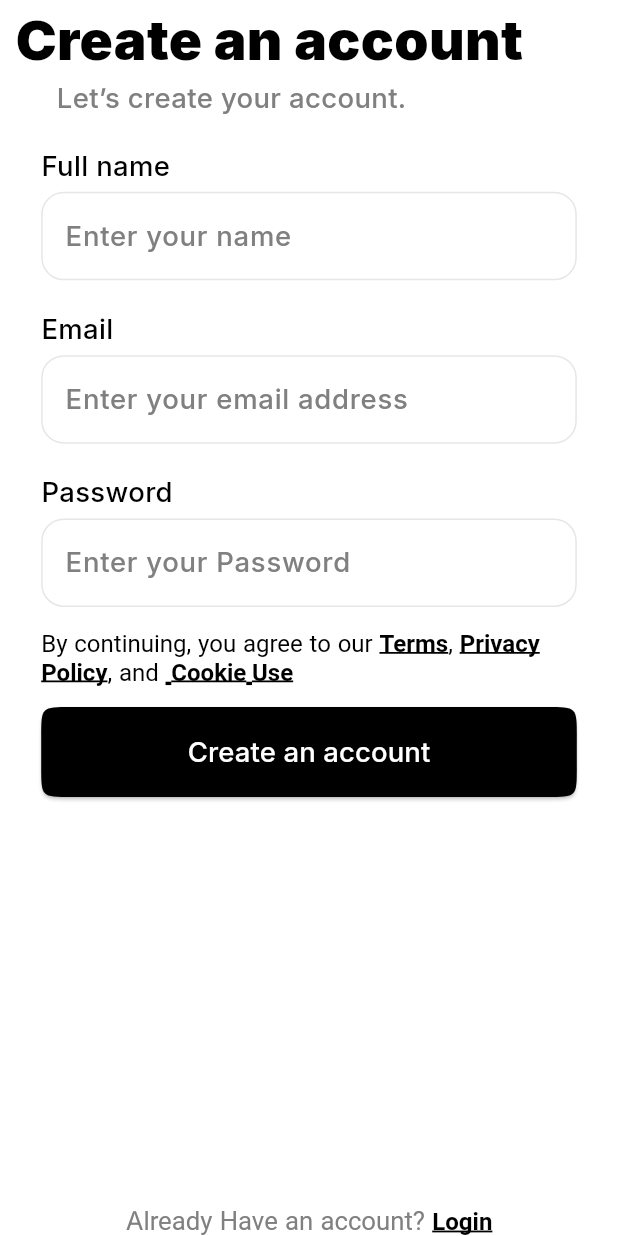
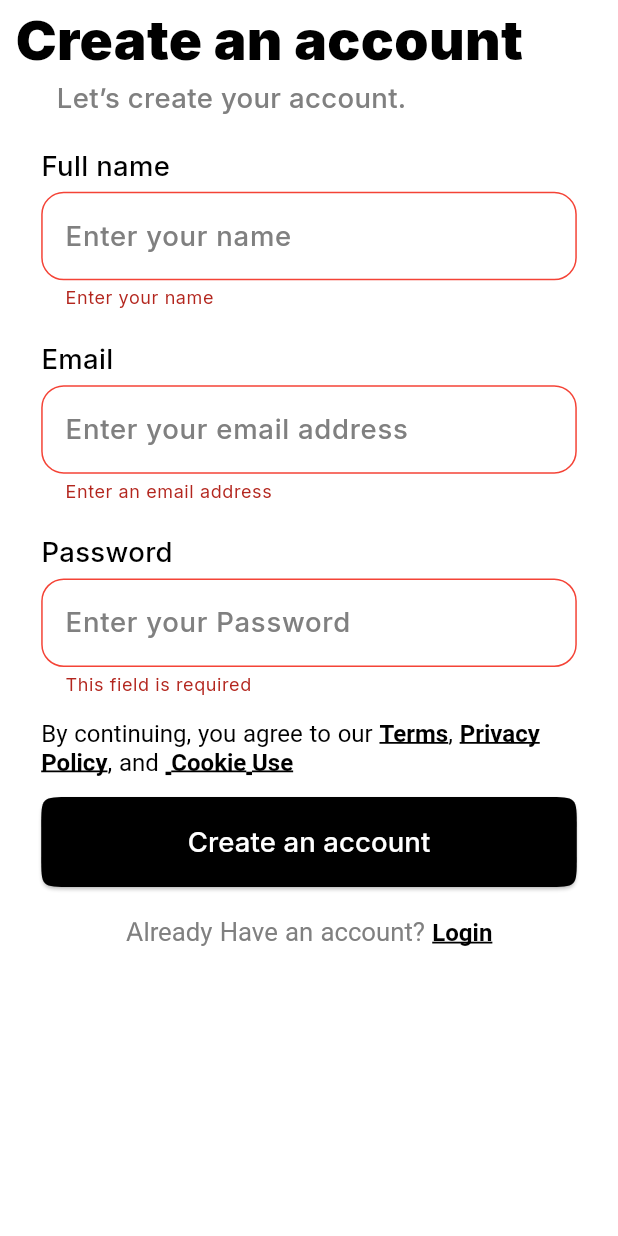
Before and after one commit to Selim513/reco_genie_internship_, a Flutter app: the screen it shows after launch, after a tap on "Create an account", on a phone screen of 412 x 824 dp. Run offline on Flutter 3.47's test engine with Material 3 defaults, Android fonts, the phone set to English and light mode, and no system bars; our stand-ins replace equatable, firebase_auth, firebase_core, flutter_bloc, flutter_screenutil, gap and 3 more; accounts and stored records are empty.

Commit message:
Add splash screen and implement registration form with validation

```diff
--- a/lib/core/utils/app_route.dart
+++ b/lib/core/utils/app_route.dart
@@ -6,6 +6,7 @@ import 'package:reco_genie_internship/features/auth/domain/use_case/register_use
 import 'package:reco_genie_internship/features/auth/presentation/manger/auth_bloc.dart';
 import 'package:reco_genie_internship/features/auth/presentation/views/login_view.dart';
 import 'package:reco_genie_internship/features/auth/presentation/views/register_view.dart';
+import 'package:reco_genie_internship/features/splash/presentation/splash_view.dart';
 
 abstract class AppRouter {
   static String splashView = '/';
@@ -14,11 +15,11 @@ abstract class AppRouter {
   static String loginView = '/login';
   static final router = GoRouter(
     routes: [
-      // GoRoute(
-      //   name: splashView,
-      //   path: splashView,
-      //   builder: (context, state) => const SplashView(),
-      // ),
+      GoRoute(
+        name: splashView,
+        path: splashView,
+        builder: (context, state) => const SplashView(),
+      ),
       GoRoute(
         name: registerView,
         path: registerView,
--- /dev/null
+++ b/lib/core/utils/validator.dart
@@ -0,0 +1,46 @@
+abstract class Validate {
+  static bool emailValidate(String email) {
+    if (RegExp(
+      r"^[a-zA-Z0-9.a-zA-Z0-9.!#$%&'*+-/=?^_`{|}~]+@[a-zA-Z0-9]+\.[a-zA-Z]+",
+    ).hasMatch(email)) {
+      return true;
+    } else {
+      return false;
+    }
+  }
+
+  static bool nameValidate(String name) {
+    final nameRegex = RegExp(r"^[a-zA-Z\s]{2,50}$");
+    return nameRegex.hasMatch(name.trim());
+  }
+}
+
+String? checkEmailValidator(String? value) {
+  if (value == null || value.isEmpty) {
+    return 'Enter an email address';
+  } else if (!Validate.emailValidate(value)) {
+    return 'Enter a valid email address';
+  }
+  return null;
+}
+
+String? checkNameValidator(String? value) {
+  if (value == null || value.isEmpty) {
+    return 'Enter your name';
+  } else if (!Validate.nameValidate(value)) {
+    return 'Enter a valid name';
+  }
+  return null;
+}
+
+String? checkPasswordValidator(String? value, {bool isLogin = true}) {
+  if (value == null || value.isEmpty) {
+    return 'This field is required';
+  } else if (value.length <= 7) {
+    if (isLogin) {
+      return 'Enter a valid Password';
+    }
+    return 'Password must be bigger than 7 letters and numbers';
+  }
+  return null;
+}
--- a/lib/features/auth/presentation/views/widget/widgets/custom_auth_text_form.dart
+++ b/lib/features/auth/presentation/views/widget/widgets/custom_auth_text_form.dart
@@ -54,7 +54,7 @@ class _CustomAuthTextFormFieldState extends State<CustomAuthTextFormField> {
         TextFormField(
           obscureText: widget.obsecure ?? false,
           controller: widget.controller,
-          validator: widget.validator,
+          validator:    widget.validator,
           autovalidateMode: AutovalidateMode.onUserInteraction,
 
           decoration: InputDecoration(
--- a/lib/features/auth/presentation/views/widget/widgets/register_form_labels.dart
+++ b/lib/features/auth/presentation/views/widget/widgets/register_form_labels.dart
@@ -1,9 +1,18 @@
 import 'package:flutter/material.dart';
 import 'package:flutter_screenutil/flutter_screenutil.dart';
+import 'package:reco_genie_internship/core/utils/validator.dart';
 import 'package:reco_genie_internship/features/auth/presentation/views/widget/widgets/custom_auth_text_form.dart';
 
 class RegistrationFormLabels extends StatelessWidget {
-  const RegistrationFormLabels({super.key});
+  const RegistrationFormLabels({
+    super.key,
+    required this.nameController,
+    required this.emailController,
+    required this.passwordController,
+  });
+  final TextEditingController nameController;
+  final TextEditingController emailController;
+  final TextEditingController passwordController;
 
   @override
   Widget build(BuildContext context) {
@@ -12,20 +21,23 @@ class RegistrationFormLabels extends StatelessWidget {
       crossAxisAlignment: CrossAxisAlignment.start,
       children: [
         CustomAuthTextFormField(
+          validator: (value) => checkNameValidator(value),
           title: 'Full name',
-          controller: TextEditingController(),
+          controller: nameController,
           hinttText: 'Enter your name',
           dynamicSuffixIcon: true,
         ),
         CustomAuthTextFormField(
+          validator: (value) => checkEmailValidator(value),
           title: 'Email',
-          controller: TextEditingController(),
+          controller: emailController,
           hinttText: 'Enter your email address',
           dynamicSuffixIcon: true,
         ),
         CustomAuthTextFormField(
+          validator: (value) => checkPasswordValidator(value),
           title: 'Password',
-          controller: TextEditingController(),
+          controller: passwordController,
           hinttText: 'Enter your Password',
           dynamicSuffixIcon: true,
         ),
--- a/lib/features/auth/presentation/views/widget/widgets/register_view_body.dart
+++ b/lib/features/auth/presentation/views/widget/widgets/register_view_body.dart
@@ -1,19 +1,37 @@
 import 'package:flutter/material.dart';
+import 'package:flutter_bloc/flutter_bloc.dart';
 import 'package:flutter_screenutil/flutter_screenutil.dart';
+import 'package:go_router/go_router.dart';
+import 'package:reco_genie_internship/core/enums/general_bloc_enum.dart';
 import 'package:reco_genie_internship/core/utils/app_fonts.dart';
+import 'package:reco_genie_internship/core/utils/app_route.dart';
 import 'package:reco_genie_internship/core/widgets/custom_elevated_button.dart';
+import 'package:reco_genie_internship/core/widgets/custom_snack_bar.dart';
+import 'package:reco_genie_internship/features/auth/presentation/manger/auth_bloc.dart';
+import 'package:reco_genie_internship/features/auth/presentation/manger/auth_event.dart';
+import 'package:reco_genie_internship/features/auth/presentation/manger/auth_state.dart';
 import 'package:reco_genie_internship/features/auth/presentation/views/widget/widgets/custom_auth_header.dart';
 import 'package:reco_genie_internship/features/auth/presentation/views/widget/widgets/custom_auth_redirect_text.dart';
 import 'package:reco_genie_internship/features/auth/presentation/views/widget/widgets/custom_terms_and_policy_section.dart';
 import 'package:reco_genie_internship/features/auth/presentation/views/widget/widgets/register_form_labels.dart';
 
-class RegisterViewBody extends StatelessWidget {
+class RegisterViewBody extends StatefulWidget {
   const RegisterViewBody({super.key});
 
+  @override
+  State<RegisterViewBody> createState() => _RegisterViewBodyState();
+}
+
+class _RegisterViewBodyState extends State<RegisterViewBody> {
+  final TextEditingController nameContoller = TextEditingController();
+  final TextEditingController emailContoller = TextEditingController();
+  final TextEditingController passwordContoller = TextEditingController();
+  var formKey = GlobalKey<FormState>();
   @override
   Widget build(BuildContext context) {
     return SafeArea(
       minimum: EdgeInsets.symmetric(horizontal: 9.w),
+      child: SingleChildScrollView(
         child: Column(
           spacing: 16.h,
           crossAxisAlignment: CrossAxisAlignment.start,
@@ -22,16 +40,46 @@ class RegisterViewBody extends StatelessWidget {
               title: 'Create an account',
               subTitle: 'Let’s create your account.',
             ),
-
-          Padding(
+            BlocConsumer<AuthBloc, AuthState>(
+              listener: (context, state) {
+                if (state.status == BlocStatus.success) {
+                  CustomSnackBar.successSnackBar(state.succMessage!, context);
+                  context.goNamed(AppRouter.loginView);
+                } else {
+                  CustomSnackBar.errorSnackBar(state.errMessage!, context);
+                }
+              },
+              builder: (context, state) => Padding(
                 padding: EdgeInsets.symmetric(horizontal: 15.w),
+                child: Form(
+                  key: formKey,
                   child: Column(
                     spacing: 12.h,
                     children: [
-                const RegistrationFormLabels(),
+                      RegistrationFormLabels(
+                        emailController: emailContoller,
+                        passwordController: passwordContoller,
+                        nameController: nameContoller,
+                      ),
                       const CustomTermsAndPrivacySection(),
-                CustomElevatedButton(
-                  onPress: () {},
+                      state.status == BlocStatus.loading
+                          ? CircularProgressIndicator()
+                          : CustomElevatedButton(
+                              onPress: () async {
+                                print(nameContoller.text);
+                                print(emailContoller.text);
+                                print(passwordContoller.text);
+                                print('--------------$formKey');
+                                if (formKey.currentState!.validate()) {
+                                  context.read<AuthBloc>().add(
+                                    RegisterEvent(
+                                      name: nameContoller.text,
+                                      email: emailContoller.text,
+                                      password: passwordContoller.text,
+                                    ),
+                                  );
+                                }
+                              },
                               widget: Text(
                                 'Create an account',
                                 style: AppFonts.mediumWhite16,
@@ -40,9 +88,12 @@ class RegisterViewBody extends StatelessWidget {
                     ],
                   ),
                 ),
-          Spacer(),
+              ),
+            ),
+            // Spacer(),
             CustomAuthRedirectText(),
           ],
+        ),
       ),
     );
   }
--- /dev/null
+++ b/lib/features/splash/presentation/splash_view.dart
@@ -0,0 +1,35 @@
+import 'package:flutter/material.dart';
+import 'package:go_router/go_router.dart';
+import 'package:reco_genie_internship/core/utils/app_fonts.dart';
+import 'package:reco_genie_internship/core/utils/app_route.dart';
+
+class SplashView extends StatefulWidget {
+  const SplashView({super.key});
+
+  @override
+  State<SplashView> createState() => _SplashViewState();
+}
+
+class _SplashViewState extends State<SplashView> {
+  @override
+  void initState() {
+    // TODO: implement initState
+    super.initState();
+    Future.delayed(Duration(seconds: 3)).then((value) {
+      context.goNamed(AppRouter.registerView);
+    });
+  }
+
+  @override
+  Widget build(BuildContext context) {
+    return Scaffold(
+      backgroundColor: Colors.black,
+      body: Center(
+        child: Text(
+          'Resturant',
+          style: AppFonts.semiBoldBlack32.copyWith(color: Colors.white),
+        ),
+      ),
+    );
+  }
+}
--- a/lib/main.dart
+++ b/lib/main.dart
@@ -4,15 +4,15 @@ import 'package:flutter_bloc/flutter_bloc.dart';
 import 'package:flutter_screenutil/flutter_screenutil.dart';
 import 'package:google_fonts/google_fonts.dart';
 import 'package:reco_genie_internship/core/observer/simple_bloc_observer.dart';
+import 'package:reco_genie_internship/core/utils/app_route.dart';
 import 'package:reco_genie_internship/core/utils/service_locator.dart';
-import 'package:reco_genie_internship/features/auth/presentation/views/register_view.dart';
 import 'package:reco_genie_internship/firebase_options.dart';
 
 void main() async {
   WidgetsFlutterBinding.ensureInitialized();
   serviceLocator();
+  await Firebase.initializeApp(options: DefaultFirebaseOptions.currentPlatform);
   Bloc.observer = SimpleBlocObserver();
-  await Firebase.initializeApp(options: DefaultFirebaseOptions.currentPlatform);
   runApp(const MainApp());
 }
 
@@ -22,13 +22,14 @@ class MainApp extends StatelessWidget {
   @override
   Widget build(BuildContext context) {
     return ScreenUtilInit(
-      builder: (context, child) => MaterialApp(
+      builder: (context, child) => MaterialApp.router(
         theme: ThemeData(
           scaffoldBackgroundColor: Colors.white,
           fontFamily: GoogleFonts.inter().fontFamily,
         ),
         debugShowCheckedModeBanner: false,
-        home: RegisterView(),
+        routerConfig: AppRouter.router,
+        // home: RegisterView(),
       ),
     );
   }
```
Also changed, not shown: lib/core/widgets/custom_snack_bar.dart (added, +43 -0 lines). Lines whose indentation alone changed are shown as unchanged.
